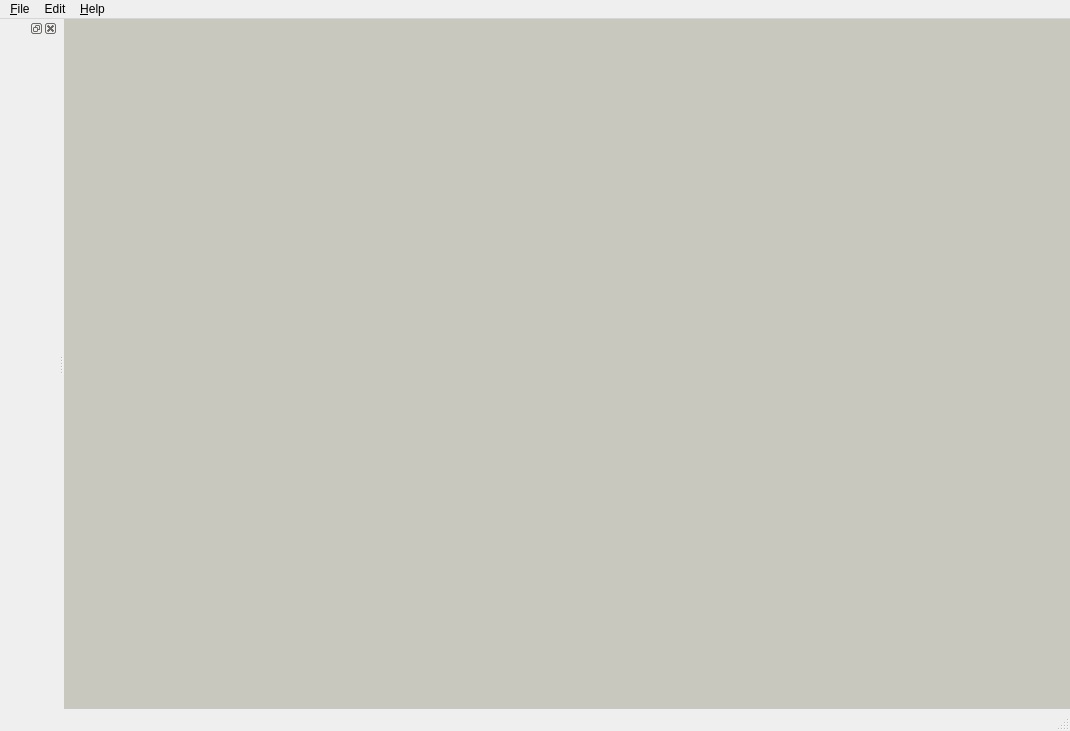
This is shapeout2/gui/main.ui in ZELLMECHANIK-DRESDEN/ShapeOut-Qt-studies as Qt 5 draws it before an edit. The edited form follows.
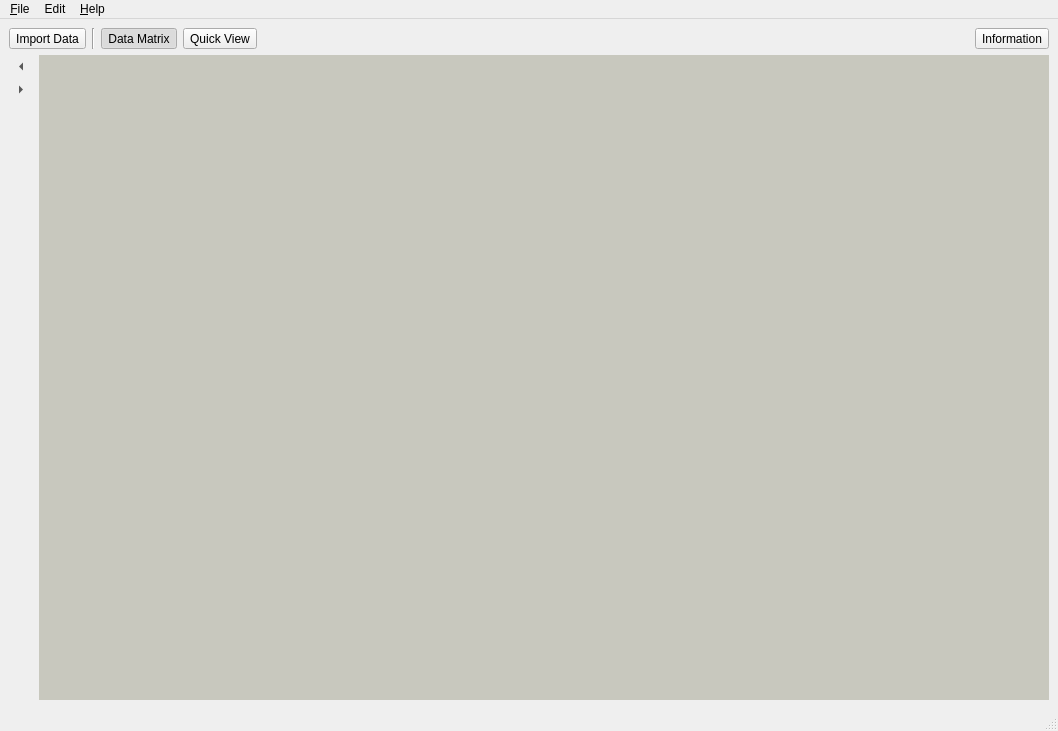
This is the edited form. Custom widgets are drawn as their Qt base class.

Commit message: make data matrix hideable

The edit to the form file:
```diff
--- a/shapeout2/gui/main.ui
+++ b/shapeout2/gui/main.ui
@@ -6,7 +6,7 @@
    <rect>
     <x>0</x>
     <y>0</y>
-    <width>1070</width>
+    <width>1058</width>
     <height>731</height>
    </rect>
   </property>
@@ -14,34 +14,175 @@
    <string>Shape-Out</string>
   </property>
   <widget class="QWidget" name="centralwidget">
-   <layout class="QHBoxLayout" name="horizontalLayout">
-    <property name="spacing">
-     <number>0</number>
-    </property>
-    <property name="leftMargin">
-     <number>0</number>
-    </property>
-    <property name="topMargin">
-     <number>0</number>
-    </property>
-    <property name="rightMargin">
-     <number>0</number>
-    </property>
-    <property name="bottomMargin">
-     <number>0</number>
-    </property>
+   <layout class="QVBoxLayout" name="verticalLayout_2">
     <item>
-     <widget class="QMdiArea" name="mdiArea">
-      <property name="background">
-       <brush brushstyle="SolidPattern">
-        <color alpha="255">
-         <red>200</red>
-         <green>200</green>
-         <blue>190</blue>
-        </color>
-       </brush>
-      </property>
-     </widget>
+     <layout class="QHBoxLayout" name="horizontalLayout">
+      <item>
+       <widget class="QToolButton" name="toolButton_import">
+        <property name="sizePolicy">
+         <sizepolicy hsizetype="Preferred" vsizetype="Fixed">
+          <horstretch>0</horstretch>
+          <verstretch>0</verstretch>
+         </sizepolicy>
+        </property>
+        <property name="text">
+         <string>Import Data</string>
+        </property>
+       </widget>
+      </item>
+      <item>
+       <widget class="Line" name="line">
+        <property name="orientation">
+         <enum>Qt::Vertical</enum>
+        </property>
+       </widget>
+      </item>
+      <item>
+       <widget class="QToolButton" name="toolButton_dm">
+        <property name="text">
+         <string>Data Matrix</string>
+        </property>
+        <property name="checkable">
+         <bool>true</bool>
+        </property>
+        <property name="checked">
+         <bool>true</bool>
+        </property>
+       </widget>
+      </item>
+      <item>
+       <widget class="QToolButton" name="toolButton">
+        <property name="sizePolicy">
+         <sizepolicy hsizetype="Preferred" vsizetype="Fixed">
+          <horstretch>0</horstretch>
+          <verstretch>0</verstretch>
+         </sizepolicy>
+        </property>
+        <property name="text">
+         <string>Quick View</string>
+        </property>
+        <property name="checkable">
+         <bool>true</bool>
+        </property>
+       </widget>
+      </item>
+      <item>
+       <spacer name="horizontalSpacer">
+        <property name="orientation">
+         <enum>Qt::Horizontal</enum>
+        </property>
+        <property name="sizeHint" stdset="0">
+         <size>
+          <width>40</width>
+          <height>20</height>
+         </size>
+        </property>
+       </spacer>
+      </item>
+      <item>
+       <widget class="QToolButton" name="toolButton_3">
+        <property name="text">
+         <string>Information</string>
+        </property>
+       </widget>
+      </item>
+     </layout>
+    </item>
+    <item>
+     <layout class="QHBoxLayout" name="horizontalLayout_3">
+      <item>
+       <layout class="QHBoxLayout" name="horizontalLayout_2">
+        <property name="spacing">
+         <number>0</number>
+        </property>
+        <item>
+         <layout class="QVBoxLayout" name="verticalLayout_3">
+          <property name="spacing">
+           <number>0</number>
+          </property>
+          <property name="leftMargin">
+           <number>0</number>
+          </property>
+          <item>
+           <widget class="DataMatrix" name="widget" native="true"/>
+          </item>
+          <item>
+           <spacer name="verticalSpacer">
+            <property name="orientation">
+             <enum>Qt::Vertical</enum>
+            </property>
+            <property name="sizeHint" stdset="0">
+             <size>
+              <width>0</width>
+              <height>40</height>
+             </size>
+            </property>
+           </spacer>
+          </item>
+         </layout>
+        </item>
+        <item>
+         <layout class="QVBoxLayout" name="verticalLayout">
+          <property name="spacing">
+           <number>0</number>
+          </property>
+          <item>
+           <widget class="QToolButton" name="toolButton_hide_dm">
+            <property name="text">
+             <string>&lt;</string>
+            </property>
+            <property name="autoRaise">
+             <bool>true</bool>
+            </property>
+            <property name="arrowType">
+             <enum>Qt::LeftArrow</enum>
+            </property>
+           </widget>
+          </item>
+          <item>
+           <widget class="QToolButton" name="toolButton_show_dm">
+            <property name="text">
+             <string>...</string>
+            </property>
+            <property name="autoRaise">
+             <bool>true</bool>
+            </property>
+            <property name="arrowType">
+             <enum>Qt::RightArrow</enum>
+            </property>
+           </widget>
+          </item>
+          <item>
+           <spacer name="verticalSpacer_2">
+            <property name="orientation">
+             <enum>Qt::Vertical</enum>
+            </property>
+            <property name="sizeHint" stdset="0">
+             <size>
+              <width>20</width>
+              <height>40</height>
+             </size>
+            </property>
+           </spacer>
+          </item>
+         </layout>
+        </item>
+       </layout>
+      </item>
+      <item>
+       <widget class="QMdiArea" name="mdiArea">
+        <property name="background">
+         <brush brushstyle="SolidPattern">
+          <color alpha="255">
+           <red>200</red>
+           <green>200</green>
+           <blue>190</blue>
+          </color>
+         </brush>
+        </property>
+       </widget>
+      </item>
+     </layout>
     </item>
    </layout>
   </widget>
@@ -50,7 +191,7 @@
     <rect>
      <x>0</x>
      <y>0</y>
-     <width>1070</width>
+     <width>1058</width>
      <height>22</height>
     </rect>
    </property>
@@ -87,37 +228,6 @@
    <addaction name="menu_Help"/>
   </widget>
   <widget class="QStatusBar" name="statusbar"/>
-  <widget class="QDockWidget" name="dockWidget">
-   <attribute name="dockWidgetArea">
-    <number>1</number>
-   </attribute>
-   <widget class="QWidget" name="dockWidgetContents">
-    <layout class="QVBoxLayout" name="verticalLayout_2">
-     <property name="spacing">
-      <number>0</number>
-     </property>
-     <property name="leftMargin">
-      <number>0</number>
-     </property>
-     <property name="topMargin">
-      <number>0</number>
-     </property>
-     <property name="rightMargin">
-      <number>0</number>
-     </property>
-     <property name="bottomMargin">
-      <number>0</number>
-     </property>
-     <item>
-      <layout class="QVBoxLayout" name="verticalLayout">
-       <item>
-        <widget class="DataMatrix" name="widget" native="true"/>
-       </item>
-      </layout>
-     </item>
-    </layout>
-   </widget>
-  </widget>
   <action name="action_Import_Dataset">
    <property name="text">
     <string>&amp;Import Dataset</string>
```
Left out of the diff: 83 changed lines with no effect on the pictures. The commit also changes 1 other file.
